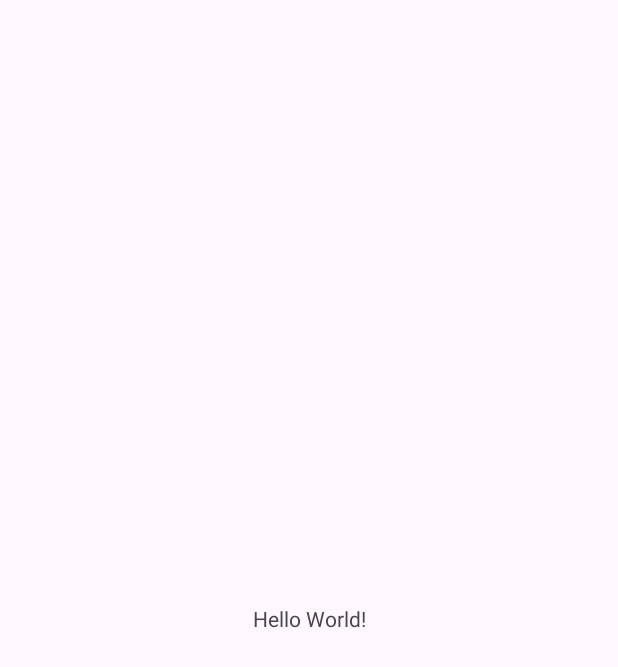
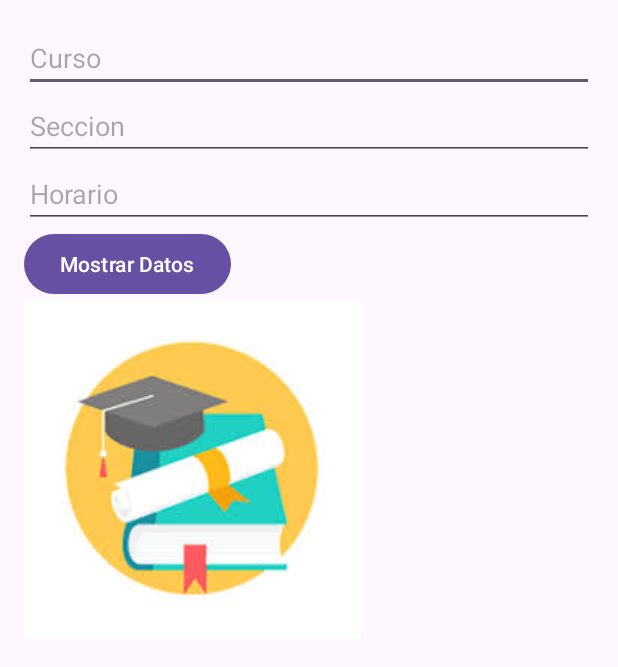
Before and after one commit to YitzakEmileZam/MyPersonalApp1, an Android app: the screen it shows after launch (MainActivity), on a phone screen of 412 x 824 dp. Before the commit the part shown is almost empty. Shown: the top 667 px of the screen. Run offline under Robolectric (Android 15) with nearby library versions, the phone set to English and light mode, and no system bars.

Commit message:
Commit segundo avance

```diff
--- a/app/src/main/java/com/example/appholamundo/MainActivity.java
+++ b/app/src/main/java/com/example/appholamundo/MainActivity.java
@@ -3,12 +3,54 @@ package com.example.appholamundo;
 import androidx.appcompat.app.AppCompatActivity;
 
 import android.os.Bundle;
+import android.view.View;
+import android.widget.Button;
+import android.widget.EditText;
+import android.widget.ImageView;
+import android.widget.Toast;
 
 public class MainActivity extends AppCompatActivity {
 
+    private EditText cursoEditText;
+
+    private EditText seccionEditText;
+
+    private EditText horarioEditText;
+
+    private ImageView firmaImageView;
     @Override
     protected void onCreate(Bundle savedInstanceState) {
         super.onCreate(savedInstanceState);
         setContentView(R.layout.activity_main);
+
+        cursoEditText = findViewById(R.id.cursoEditText);
+        seccionEditText = findViewById(R.id.seccionEditText);
+        horarioEditText= findViewById(R.id.horarioEditText);
+        // ... inicializar los otros EditText ...
+
+        firmaImageView = findViewById(R.id.firmaImageView);
+
+        Button mostrarButton = findViewById(R.id.mostrarButton);
+        mostrarButton.setOnClickListener(new View.OnClickListener() {
+            @Override
+            public void onClick(View v) {
+                //obtener los datos de los otros EditText
+                String curso = cursoEditText.getText().toString();
+                String seccion = seccionEditText.getText().toString();
+                String horario= horarioEditText.getText().toString();
+
+                //concatenar
+                String cadena = "El curso es:" + curso + "\nla sección es: " + seccion + "\ny el horario es de: "+ horario;
+
+                // Mostrar los datos en un Toast
+                Toast.makeText(MainActivity.this, cadena, Toast.LENGTH_SHORT).show();
+                //Toast.makeText(MainActivity.this, "Seccion: " + seccion, Toast.LENGTH_SHORT).show();
+                //Toast.makeText(MainActivity.this, "Horario: " + horario, Toast.LENGTH_SHORT).show();
+
+            }
+        });
+
+
+
     }
 }
--- a/app/src/main/res/layout/activity_main.xml
+++ b/app/src/main/res/layout/activity_main.xml
@@ -6,7 +6,7 @@
     android:layout_height="match_parent"
     tools:context=".MainActivity">
 
-    <TextView
+    <!--<TextView
         android:layout_width="wrap_content"
         android:layout_height="wrap_content"
         android:text="Hello World!"
@@ -15,4 +15,51 @@
         app:layout_constraintStart_toStartOf="parent"
         app:layout_constraintTop_toTopOf="parent" />
 
+    <ImageView
+        android:id="@+id/imageView"
+        android:layout_width="wrap_content"
+        android:layout_height="wrap_content"
+        tools:layout_editor_absoluteX="39dp"
+        tools:layout_editor_absoluteY="56dp"
+        tools:srcCompat="@tools:sample/avatars" />-->
+    <LinearLayout
+        android:layout_width="match_parent"
+        android:layout_height="match_parent"
+        android:orientation="vertical"
+        android:padding="16dp">
+
+        <EditText
+            android:id="@+id/cursoEditText"
+            android:layout_width="match_parent"
+            android:layout_height="wrap_content"
+            android:hint="Curso" />
+
+        <EditText
+            android:id="@+id/seccionEditText"
+            android:layout_width="match_parent"
+            android:layout_height="wrap_content"
+            android:hint="Seccion" />
+        <EditText
+            android:id="@+id/horarioEditText"
+            android:layout_width="match_parent"
+            android:layout_height="wrap_content"
+            android:hint="Horario" />
+
+        <!-- ... otros EditText para sección, horario, etc. ... -->
+
+        <Button
+            android:id="@+id/mostrarButton"
+            android:layout_width="wrap_content"
+            android:layout_height="wrap_content"
+            android:text="Mostrar Datos" />
+
+        <ImageView
+            android:id="@+id/firmaImageView"
+            android:layout_width="wrap_content"
+            android:layout_height="wrap_content"
+            android:src="@drawable/cursos" /> <!-- Suponiendo que tienes una imagen llamada logo.png en res/drawable -->
+
+    </LinearLayout>
+
+
 </androidx.constraintlayout.widget.ConstraintLayout>
```
Also changed, not shown: app/src/main/res/drawable/cursos.jpeg (added), app/src/main/res/drawable/dinero.jpg (added).
